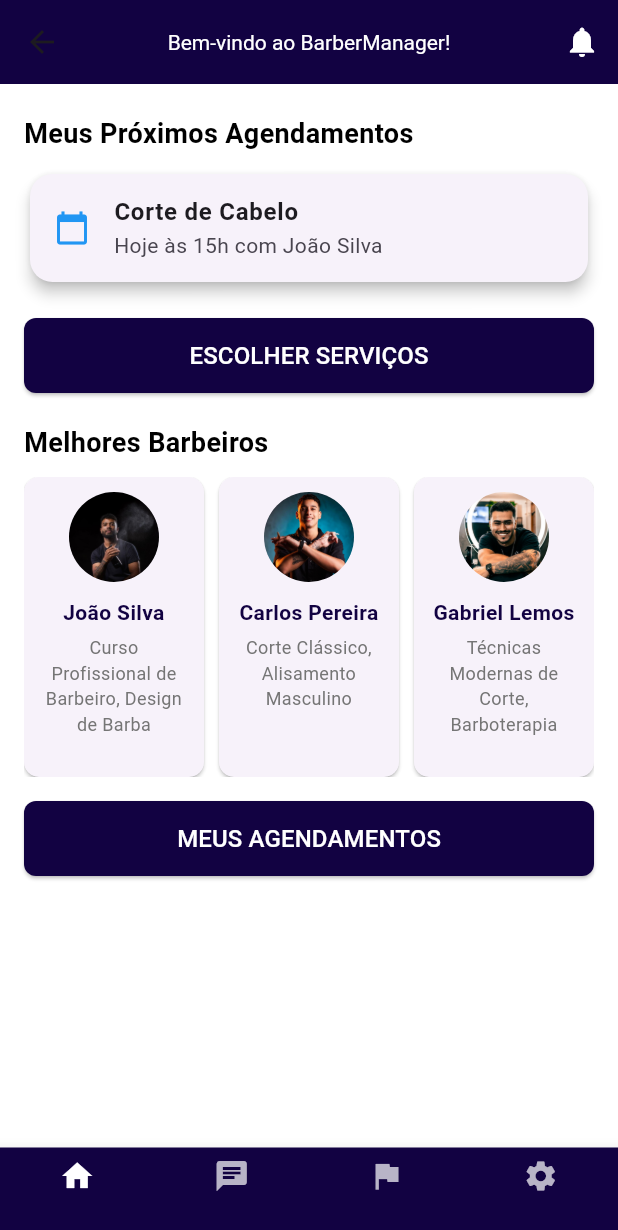
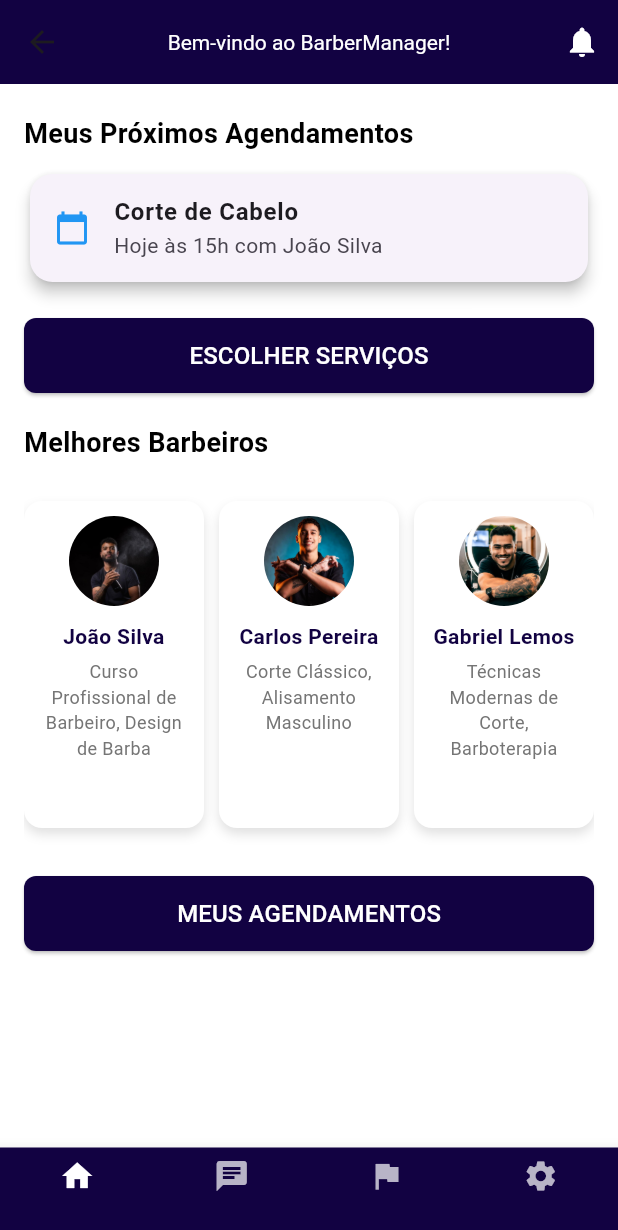
Before and after one commit to RodolfoXYZ/BarberManager-Front-End, a Flutter app: the HomePage screen opened directly, on a phone screen of 412 x 824 dp. Shown: the top 1230 px of the screen. Run offline on Flutter 3.47's test engine with Material 3 defaults, Android fonts, the phone set to English and light mode, and no system bars; our stand-ins replace shimmer; network calls fail.

Commit message:
Ajuste de Data e Visuais

```diff
--- a/lib/views/agendamento.dart
+++ b/lib/views/agendamento.dart
@@ -21,10 +21,11 @@ class _AgendamentoPageState extends State<AgendamentoPage> {
   String? _selectedTime;
 
   void _pickDate(BuildContext context) async {
+    final DateTime now = DateTime.now();
     final DateTime? pickedDate = await showDatePicker(
       context: context,
-      initialDate: DateTime.now(),
-      firstDate: DateTime(2000),
+      initialDate: now,
+      firstDate: now,
       lastDate: DateTime(2100),
     );
 
--- a/lib/views/homepage.dart
+++ b/lib/views/homepage.dart
@@ -107,8 +107,10 @@ class HomePage extends StatelessWidget {
                 ),
                 const SizedBox(height: 10),
                 SizedBox(
-                  height: 200,
+                  height: 250,
                   child: ListView.builder(
+                    padding: const EdgeInsets.symmetric(
+                        vertical: 16.0, horizontal: 0.0),
                     scrollDirection: Axis.horizontal,
                     itemCount: barbers.length,
                     itemBuilder: (context, index) {
@@ -189,9 +191,19 @@ class HomePage extends StatelessWidget {
           ),
         );
       },
-      child: Card(
+      child: Container(
         margin: const EdgeInsets.only(right: 10),
-        shape: RoundedRectangleBorder(borderRadius: BorderRadius.circular(10)),
+        decoration: BoxDecoration(
+          color: Colors.white,
+          borderRadius: BorderRadius.circular(12.0),
+          boxShadow: [
+            BoxShadow(
+              color: Colors.grey.shade300,
+              blurRadius: 6.0,
+              offset: const Offset(0, 4),
+            ),
+          ],
+        ),
         child: Container(
           width: 120,
           padding: const EdgeInsets.all(10),
--- a/lib/views/lista-agendamentos.dart
+++ b/lib/views/lista-agendamentos.dart
@@ -47,6 +47,12 @@ class _AgendamentosUsuarioPageState extends State<AgendamentosUsuarioPage> {
         titleTextStyle: TextStyle(color: Colors.white),
         centerTitle: true,
         backgroundColor: const Color(0xFF120242),
+        leading: IconButton(
+          icon: Icon(Icons.arrow_back, color: Colors.white),
+          onPressed: () {
+            Navigator.pop(context);
+          },
+        ),
       ),
       body: Column(
         children: [
```
